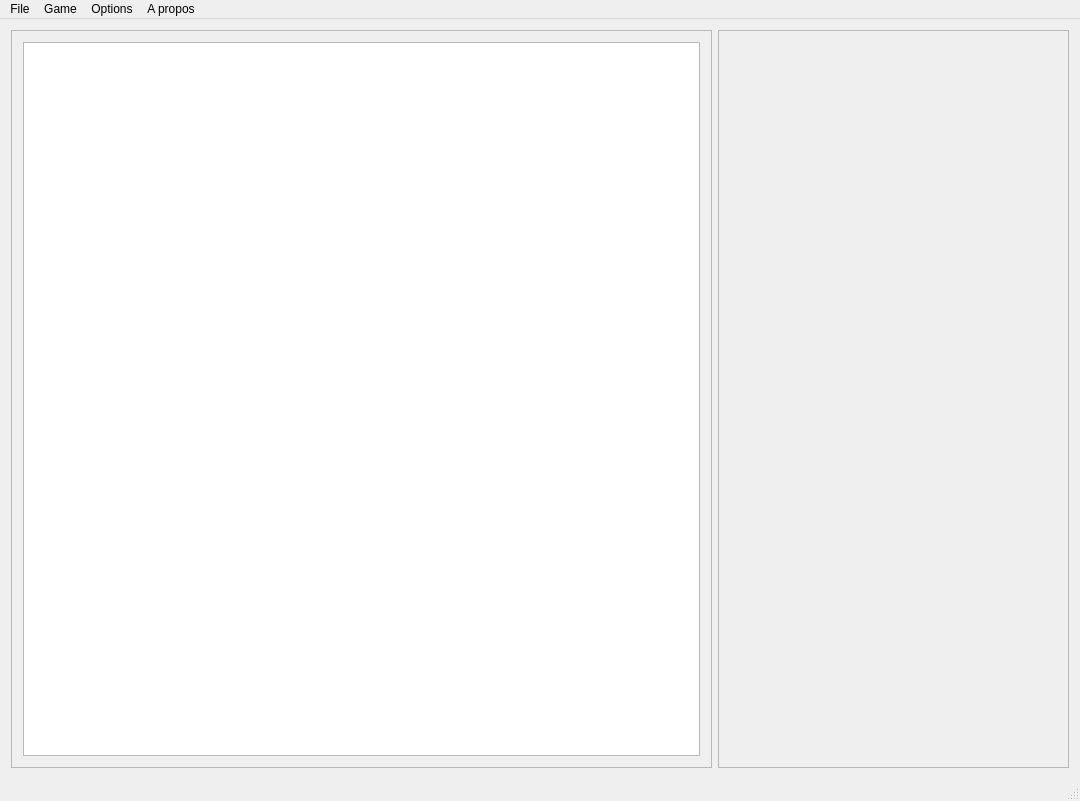
This is src/mainwindow.ui in Zugzwangs/Gomina as Qt 5 draws it before an edit. The edited form follows.
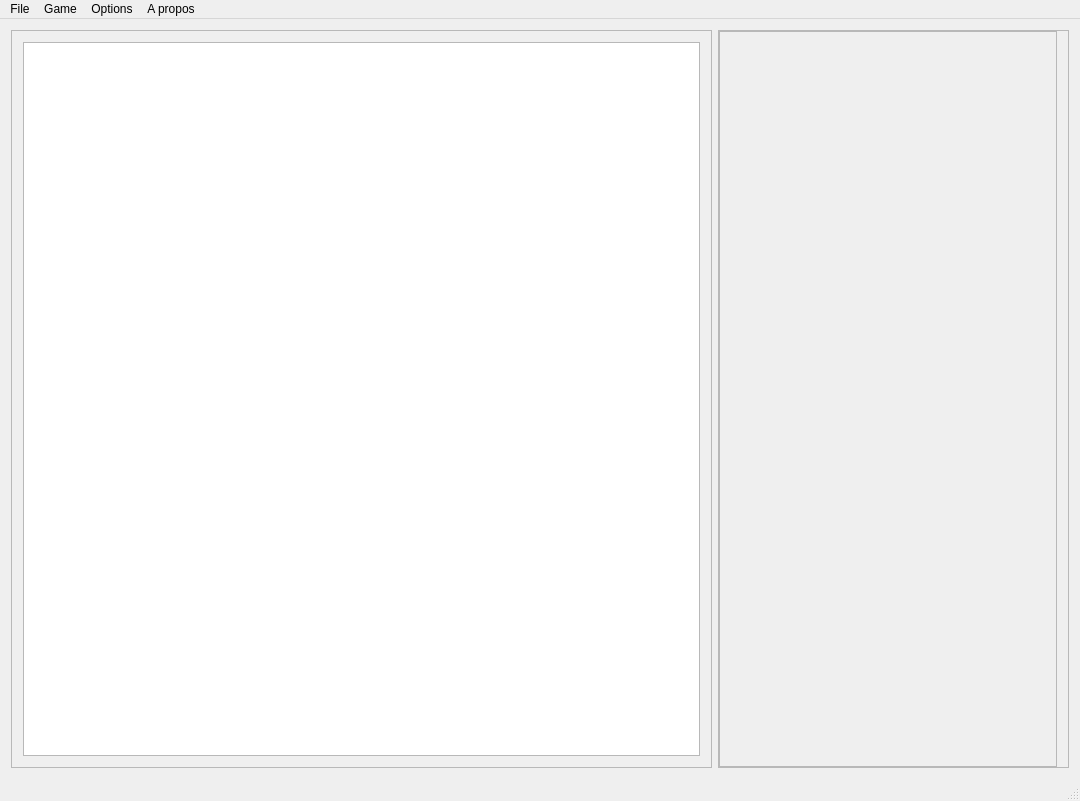
This is the edited form. Custom widgets are drawn as their Qt base class.

Commit message: new form and class files to handle Hud part

```diff
--- a/src/mainwindow.ui
+++ b/src/mainwindow.ui
@@ -51,6 +51,37 @@
       <property name="frameShadow">
        <enum>QFrame::Raised</enum>
       </property>
+      <layout class="QHBoxLayout" name="horizontalLayout_2">
+       <property name="spacing">
+        <number>0</number>
+       </property>
+       <property name="leftMargin">
+        <number>0</number>
+       </property>
+       <property name="topMargin">
+        <number>0</number>
+       </property>
+       <property name="bottomMargin">
+        <number>0</number>
+       </property>
+       <item>
+        <widget class="GameHud" name="scrollArea">
+         <property name="widgetResizable">
+          <bool>true</bool>
+         </property>
+         <widget class="QWidget" name="scrollAreaWidgetContents">
+          <property name="geometry">
+           <rect>
+            <x>0</x>
+            <y>0</y>
+            <width>335</width>
+            <height>724</height>
+           </rect>
+          </property>
+         </widget>
+        </widget>
+       </item>
+      </layout>
      </widget>
     </item>
    </layout>
@@ -98,6 +129,12 @@
    <extends>QGraphicsView</extends>
    <header location="global">gobanview.h</header>
   </customwidget>
+  <customwidget>
+   <class>GameHud</class>
+   <extends>QScrollArea</extends>
+   <header location="global">gamehud.h</header>
+   <container>1</container>
+  </customwidget>
  </customwidgets>
  <resources/>
  <connections/>
```
The commit also changes 15 other files.
